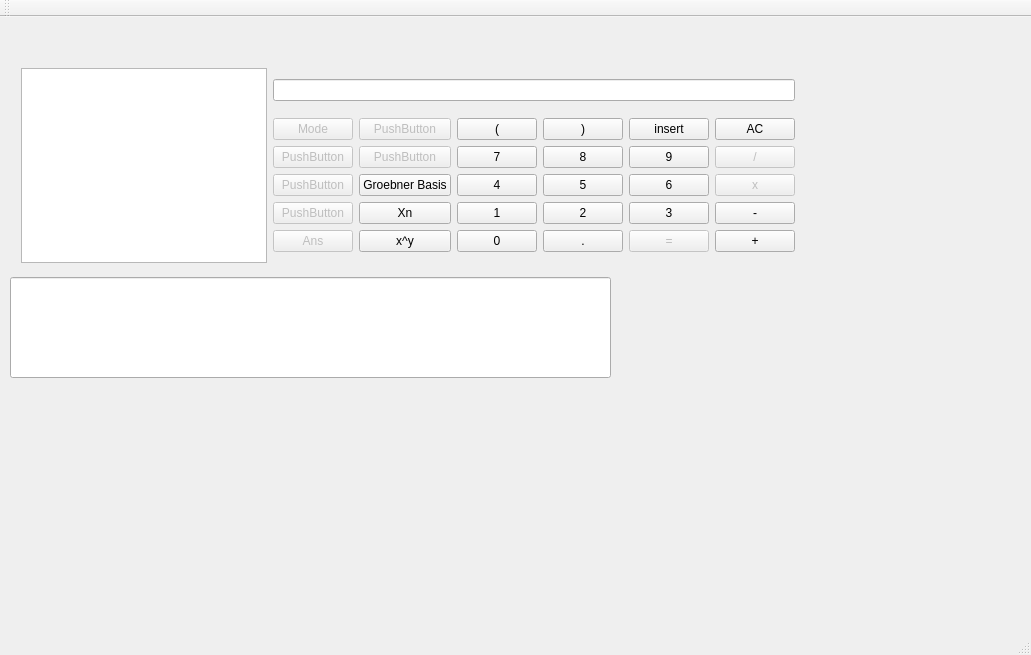
Old version of the form mainwindow.ui in the repository denniswieczorek/sys-g.
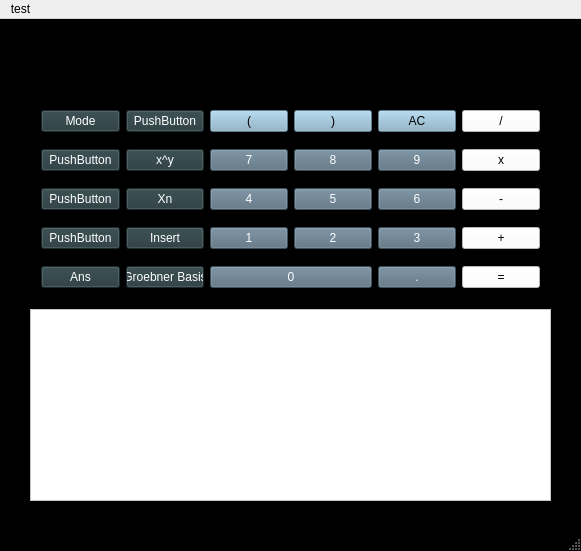
New version of the form.

```diff
--- a/mainwindow.ui
+++ b/mainwindow.ui
@@ -6,302 +6,526 @@
    <rect>
     <x>0</x>
     <y>0</y>
-    <width>1031</width>
-    <height>655</height>
+    <width>581</width>
+    <height>551</height>
    </rect>
   </property>
   <property name="windowTitle">
    <string>MainWindow</string>
   </property>
+  <property name="autoFillBackground">
+   <bool>false</bool>
+  </property>
+  <property name="styleSheet">
+   <string notr="true">QMainWindow {
+	background-color: #000000;
+}</string>
+  </property>
   <widget class="QWidget" name="centralWidget">
-   <widget class="QLineEdit" name="answerEdit">
+   <widget class="QFrame" name="frame_3">
     <property name="geometry">
      <rect>
-      <x>10</x>
-      <y>260</y>
-      <width>601</width>
-      <height>101</height>
+      <x>0</x>
+      <y>0</y>
+      <width>581</width>
+      <height>511</height>
      </rect>
     </property>
-    <property name="dragEnabled">
-     <bool>true</bool>
+    <property name="styleSheet">
+     <string notr="true">QFrame {
+	background-color: #000000;
+}</string>
     </property>
-    <property name="readOnly">
-     <bool>false</bool>
+    <property name="frameShape">
+     <enum>QFrame::StyledPanel</enum>
     </property>
-   </widget>
+    <property name="frameShadow">
+     <enum>QFrame::Raised</enum>
+    </property>
    <widget class="QWidget" name="layoutWidget">
     <property name="geometry">
      <rect>
-      <x>10</x>
-      <y>40</y>
-      <width>796</width>
-      <height>217</height>
-     </rect>
-    </property>
-    <layout class="QHBoxLayout" name="horizontalLayout">
-     <item>
-      <widget class="QListView" name="polyList"/>
-     </item>
-     <item>
-      <layout class="QVBoxLayout" name="verticalLayout">
-       <item>
-        <widget class="QLineEdit" name="polyEdit">
-         <property name="clearButtonEnabled">
-          <bool>false</bool>
-         </property>
-        </widget>
-       </item>
-       <item>
+       <x>30</x>
+       <y>10</y>
+       <width>521</width>
+       <height>281</height>
+      </rect>
+     </property>
         <layout class="QGridLayout" name="gridLayout_2">
-         <item row="1" column="1">
-          <widget class="QPushButton" name="pushButton_12">
-           <property name="enabled">
-            <bool>false</bool>
+      <item row="5" column="2" colspan="2">
+       <widget class="QPushButton" name="number0Button">
+        <property name="styleSheet">
+         <string notr="true">QPushButton {
+	background-color: #566D7E;
+	color: #ffffff;
+}</string>
            </property>
            <property name="text">
-            <string>PushButton</string>
+         <string>0</string>
            </property>
           </widget>
          </item>
-         <item row="1" column="2">
+      <item row="2" column="2">
           <widget class="QPushButton" name="number7Button">
+        <property name="styleSheet">
+         <string notr="true">QPushButton {
+	background-color: #566D7E;
+	color: #ffffff;
+}</string>
+        </property>
            <property name="text">
             <string>7</string>
            </property>
           </widget>
          </item>
-         <item row="2" column="1">
-          <widget class="QPushButton" name="calculate">
-           <property name="text">
-            <string>Groebner Basis</string>
-           </property>
-          </widget>
-         </item>
-         <item row="0" column="5">
-          <widget class="QPushButton" name="ACbutton">
-           <property name="text">
-            <string>AC</string>
-           </property>
-          </widget>
-         </item>
-         <item row="2" column="5">
-          <widget class="QPushButton" name="multiplyButton">
-           <property name="enabled">
-            <bool>false</bool>
-           </property>
-           <property name="text">
-            <string>x</string>
-           </property>
-          </widget>
-         </item>
-         <item row="1" column="0">
-          <widget class="QPushButton" name="pushButton_3">
-           <property name="enabled">
-            <bool>false</bool>
-           </property>
-           <property name="text">
-            <string>PushButton</string>
-           </property>
-          </widget>
-         </item>
-         <item row="1" column="3">
-          <widget class="QPushButton" name="number8Button">
-           <property name="text">
-            <string>8</string>
-           </property>
-          </widget>
-         </item>
-         <item row="2" column="4">
+      <item row="3" column="4">
           <widget class="QPushButton" name="number6Button">
+        <property name="styleSheet">
+         <string notr="true">QPushButton {
+	background-color: #566D7E;
+	color: #ffffff;
+}</string>
+        </property>
            <property name="text">
             <string>6</string>
            </property>
           </widget>
          </item>
-         <item row="4" column="1">
-          <widget class="QPushButton" name="exponentButton">
-           <property name="accessibleDescription">
-            <string/>
-           </property>
-           <property name="text">
-            <string>x^y</string>
-           </property>
-          </widget>
-         </item>
-         <item row="0" column="0">
-          <widget class="QPushButton" name="pushButton_4">
+      <item row="4" column="0">
+       <widget class="QPushButton" name="pushButton_5">
            <property name="enabled">
-            <bool>false</bool>
-           </property>
-           <property name="text">
-            <string>Mode</string>
-           </property>
-          </widget>
-         </item>
-         <item row="3" column="1">
-          <widget class="QPushButton" name="variableButton">
+         <bool>true</bool>
+        </property>
+        <property name="styleSheet">
+         <string notr="true">QPushButton {
+	background-color: #25383C;
+	color: #ffffff;
+}</string>
+        </property>
            <property name="text">
-            <string>Xn</string>
+         <string>PushButton</string>
            </property>
           </widget>
          </item>
-         <item row="2" column="0">
-          <widget class="QPushButton" name="pushButton_6">
+      <item row="1" column="1">
+       <widget class="QPushButton" name="pushButton_80">
            <property name="enabled">
-            <bool>false</bool>
-           </property>
-           <property name="text">
-            <string>PushButton</string>
-           </property>
-          </widget>
-         </item>
-         <item row="3" column="4">
-          <widget class="QPushButton" name="number3Button">
+         <bool>true</bool>
+        </property>
+        <property name="styleSheet">
+         <string notr="true">QPushButton {
+	background-color: #25383C;
+	color: #ffffff;
+}</string>
+        </property>
            <property name="text">
-            <string>3</string>
-           </property>
-          </widget>
-         </item>
-         <item row="2" column="3">
-          <widget class="QPushButton" name="number5Button">
-           <property name="text">
-            <string>5</string>
+         <string>PushButton</string>
            </property>
           </widget>
          </item>
          <item row="1" column="5">
           <widget class="QPushButton" name="divideButton">
            <property name="enabled">
-            <bool>false</bool>
+         <bool>true</bool>
+        </property>
+        <property name="styleSheet">
+         <string notr="true">QPushButton {
+	background-color: #FFFFFF
+}</string>
            </property>
            <property name="text">
             <string>/</string>
            </property>
           </widget>
          </item>
-         <item row="4" column="2">
-          <widget class="QPushButton" name="number0Button">
+      <item row="1" column="3">
+       <widget class="QPushButton" name="rightBracketButton">
+        <property name="styleSheet">
+         <string notr="true">QPushButton {
+	background-color: #87AFC7
+}</string>
+        </property>
            <property name="text">
-            <string>0</string>
+         <string>)</string>
            </property>
           </widget>
          </item>
-         <item row="3" column="5">
-          <widget class="QPushButton" name="minusButton">
+      <item row="2" column="4">
+       <widget class="QPushButton" name="number9Button">
+        <property name="styleSheet">
+         <string notr="true">QPushButton {
+	background-color: #566D7E;
+	color: #ffffff;
+}</string>
+        </property>
            <property name="text">
-            <string>-</string>
+         <string>9</string>
            </property>
           </widget>
          </item>
-         <item row="2" column="2">
+      <item row="1" column="0">
+       <widget class="QPushButton" name="pushButton_4">
+        <property name="enabled">
+         <bool>true</bool>
+        </property>
+        <property name="styleSheet">
+         <string notr="true">QPushButton {
+	background-color: #25383C;
+	color: #ffffff;
+}</string>
+        </property>
+        <property name="text">
+         <string>Mode</string>
+        </property>
+       </widget>
+      </item>
+      <item row="3" column="2">
           <widget class="QPushButton" name="number4Button">
+        <property name="styleSheet">
+         <string notr="true">QPushButton {
+	background-color: #566D7E;
+	color: #ffffff;
+}</string>
+        </property>
            <property name="text">
             <string>4</string>
            </property>
           </widget>
          </item>
-         <item row="4" column="0">
+      <item row="3" column="0">
+       <widget class="QPushButton" name="pushButton_6">
+        <property name="enabled">
+         <bool>true</bool>
+        </property>
+        <property name="styleSheet">
+         <string notr="true">QPushButton {
+	background-color: #25383C;
+	color: #ffffff;
+}</string>
+        </property>
+        <property name="text">
+         <string>PushButton</string>
+        </property>
+       </widget>
+      </item>
+      <item row="1" column="4">
+       <widget class="QPushButton" name="ACbutton">
+        <property name="styleSheet">
+         <string notr="true">QPushButton {
+	background-color: #87AFC7
+}</string>
+        </property>
+        <property name="text">
+         <string>AC</string>
+        </property>
+       </widget>
+      </item>
+      <item row="4" column="5">
+       <widget class="QPushButton" name="plusButton">
+        <property name="styleSheet">
+         <string notr="true">QPushButton {
+	background-color: #FFFFFF
+}</string>
+        </property>
+        <property name="text">
+         <string>+</string>
+        </property>
+       </widget>
+      </item>
+      <item row="4" column="2">
+       <widget class="QPushButton" name="number1Button">
+        <property name="styleSheet">
+         <string notr="true">QPushButton {
+	background-color: #566D7E;
+	color: #ffffff;
+}</string>
+        </property>
+        <property name="text">
+         <string>1</string>
+        </property>
+       </widget>
+      </item>
+      <item row="3" column="3">
+       <widget class="QPushButton" name="number5Button">
+        <property name="styleSheet">
+         <string notr="true">QPushButton {
+	background-color: #566D7E;
+	color: #ffffff;
+}</string>
+        </property>
+        <property name="text">
+         <string>5</string>
+        </property>
+       </widget>
+      </item>
+      <item row="5" column="0">
           <widget class="QPushButton" name="pushButton_2">
            <property name="enabled">
-            <bool>false</bool>
+         <bool>true</bool>
+        </property>
+        <property name="styleSheet">
+         <string notr="true">QPushButton {
+	background-color: #25383C;
+	color: #ffffff;
+}</string>
            </property>
            <property name="text">
             <string>Ans</string>
            </property>
           </widget>
          </item>
-         <item row="4" column="3">
+      <item row="0" column="0" colspan="6">
+       <widget class="QLineEdit" name="polyEdit">
+        <property name="font">
+         <font>
+          <pointsize>26</pointsize>
+         </font>
+        </property>
+        <property name="layoutDirection">
+         <enum>Qt::RightToLeft</enum>
+        </property>
+        <property name="styleSheet">
+         <string notr="true">QLineEdit {
+	color: #ffffff;
+	background-color: #000000;
+	border: none;
+}</string>
+        </property>
+        <property name="alignment">
+         <set>Qt::AlignRight|Qt::AlignTrailing|Qt::AlignVCenter</set>
+        </property>
+        <property name="clearButtonEnabled">
+         <bool>false</bool>
+        </property>
+       </widget>
+      </item>
+      <item row="5" column="4">
           <widget class="QPushButton" name="decimalButton">
+        <property name="styleSheet">
+         <string notr="true">QPushButton {
+	background-color: #566D7E;
+	color: #ffffff;
+}</string>
+        </property>
            <property name="text">
             <string>.</string>
            </property>
           </widget>
          </item>
-         <item row="3" column="2">
-          <widget class="QPushButton" name="number1Button">
-           <property name="text">
-            <string>1</string>
-           </property>
-          </widget>
-         </item>
-         <item row="4" column="4">
-          <widget class="QPushButton" name="equalsButton">
-           <property name="enabled">
-            <bool>false</bool>
-           </property>
-           <property name="text">
-            <string>=</string>
-           </property>
-          </widget>
-         </item>
-         <item row="3" column="3">
+      <item row="4" column="3">
           <widget class="QPushButton" name="number2Button">
+        <property name="styleSheet">
+         <string notr="true">QPushButton {
+	background-color: #566D7E;
+	color: #ffffff;
+}</string>
+        </property>
            <property name="text">
             <string>2</string>
            </property>
           </widget>
          </item>
-         <item row="1" column="4">
-          <widget class="QPushButton" name="number9Button">
-           <property name="text">
-            <string>9</string>
-           </property>
-          </widget>
-         </item>
-         <item row="0" column="1">
-          <widget class="QPushButton" name="pushButton_80">
+      <item row="2" column="5">
+       <widget class="QPushButton" name="multiplyButton">
            <property name="enabled">
-            <bool>false</bool>
+         <bool>true</bool>
+        </property>
+        <property name="styleSheet">
+         <string notr="true">QPushButton {
+	background-color: #FFFFFF
+}</string>
            </property>
            <property name="text">
-            <string>PushButton</string>
+         <string>x</string>
            </property>
           </widget>
          </item>
-         <item row="0" column="2">
+      <item row="1" column="2">
           <widget class="QPushButton" name="leftBracketButton">
+        <property name="styleSheet">
+         <string notr="true">QPushButton {
+	background-color: #87AFC7
+}</string>
+        </property>
            <property name="text">
             <string>(</string>
            </property>
           </widget>
          </item>
-         <item row="3" column="0">
-          <widget class="QPushButton" name="pushButton_5">
+      <item row="5" column="5">
+       <widget class="QPushButton" name="equalsButton">
            <property name="enabled">
-            <bool>false</bool>
+         <bool>true</bool>
+        </property>
+        <property name="focusPolicy">
+         <enum>Qt::WheelFocus</enum>
+        </property>
+        <property name="styleSheet">
+         <string notr="true">QPushButton {
+	background-color: #FFFFFF;
+}</string>
+        </property>
+        <property name="text">
+         <string>=</string>
+        </property>
+       </widget>
+      </item>
+      <item row="2" column="3">
+       <widget class="QPushButton" name="number8Button">
+        <property name="styleSheet">
+         <string notr="true">QPushButton {
+	background-color: #566D7E;
+	color: #ffffff;
+}</string>
+        </property>
+        <property name="text">
+         <string>8</string>
+        </property>
+       </widget>
+      </item>
+      <item row="2" column="0">
+       <widget class="QPushButton" name="pushButton_3">
+        <property name="enabled">
+         <bool>true</bool>
+        </property>
+        <property name="styleSheet">
+         <string notr="true">QPushButton {
+	background-color: #25383C;
+	color: #ffffff;
+}</string>
            </property>
            <property name="text">
             <string>PushButton</string>
            </property>
           </widget>
          </item>
-         <item row="4" column="5">
-          <widget class="QPushButton" name="plusButton">
+      <item row="4" column="4">
+       <widget class="QPushButton" name="number3Button">
+        <property name="styleSheet">
+         <string notr="true">QPushButton {
+	background-color: #566D7E;
+	color: #ffffff;
+}</string>
+        </property>
            <property name="text">
-            <string>+</string>
+         <string>3</string>
            </property>
           </widget>
          </item>
-         <item row="0" column="4">
+      <item row="3" column="5">
+       <widget class="QPushButton" name="minusButton">
+        <property name="styleSheet">
+         <string notr="true">QPushButton {
+	background-color: #FFFFFF
+}</string>
+        </property>
+        <property name="text">
+         <string>-</string>
+        </property>
+       </widget>
+      </item>
+      <item row="3" column="1">
+       <widget class="QPushButton" name="variableButton">
+        <property name="enabled">
+         <bool>true</bool>
+        </property>
+        <property name="styleSheet">
+         <string notr="true">QPushButton {
+	background-color: #25383C;
+	color: #ffffff;
+}</string>
+        </property>
+        <property name="text">
+         <string>Xn</string>
+        </property>
+       </widget>
+      </item>
+      <item row="5" column="1">
+       <widget class="QPushButton" name="calculate">
+        <property name="enabled">
+         <bool>true</bool>
+        </property>
+        <property name="styleSheet">
+         <string notr="true">QPushButton {
+	background-color: #25383C;
+	color: #ffffff;
+}</string>
+        </property>
+        <property name="text">
+         <string>Groebner Basis</string>
+        </property>
+       </widget>
+      </item>
+      <item row="2" column="1">
+       <widget class="QPushButton" name="exponentButton">
+        <property name="enabled">
+         <bool>true</bool>
+        </property>
+        <property name="accessibleDescription">
+         <string/>
+        </property>
+        <property name="styleSheet">
+         <string notr="true">QPushButton {
+	background-color: #25383C;
+	color: #ffffff;
+}</string>
+        </property>
+        <property name="text">
+         <string>x^y</string>
+        </property>
+       </widget>
+      </item>
+      <item row="4" column="1">
           <widget class="QPushButton" name="addPolyButton">
-           <property name="text">
-            <string>insert</string>
-           </property>
-          </widget>
-         </item>
-         <item row="0" column="3">
-          <widget class="QPushButton" name="rightBracketButton">
+        <property name="enabled">
+         <bool>true</bool>
+        </property>
+        <property name="styleSheet">
+         <string notr="true">QPushButton {
+	background-color: #25383C;
+	color: #ffffff;
+}</string>
+        </property>
            <property name="text">
-            <string>)</string>
+         <string>Insert</string>
            </property>
           </widget>
          </item>
         </layout>
-       </item>
-      </layout>
-     </item>
-    </layout>
+    </widget>
+    <widget class="QListView" name="polyList">
+     <property name="geometry">
+      <rect>
+       <x>30</x>
+       <y>290</y>
+       <width>521</width>
+       <height>192</height>
+      </rect>
+     </property>
+     <property name="font">
+      <font>
+       <pointsize>18</pointsize>
+      </font>
+     </property>
+     <property name="layoutDirection">
+      <enum>Qt::LeftToRight</enum>
+     </property>
+     <property name="styleSheet">
+      <string notr="true">QListView {
+	background-color: #ffffff;
+}
+</string>
+     </property>
+     <property name="alternatingRowColors">
+      <bool>false</bool>
+     </property>
+     <property name="isWrapping" stdset="0">
+      <bool>false</bool>
+     </property>
+     <property name="selectionRectVisible">
+      <bool>false</bool>
+     </property>
+    </widget>
    </widget>
   </widget>
   <widget class="QMenuBar" name="menuBar">
@@ -309,18 +533,16 @@
     <rect>
      <x>0</x>
      <y>0</y>
-     <width>1031</width>
-     <height>22</height>
+     <width>581</width>
+     <height>21</height>
     </rect>
    </property>
-  </widget>
-  <widget class="QToolBar" name="mainToolBar">
-   <attribute name="toolBarArea">
-    <enum>TopToolBarArea</enum>
-   </attribute>
-   <attribute name="toolBarBreak">
-    <bool>false</bool>
-   </attribute>
+   <widget class="QMenu" name="menutest">
+    <property name="title">
+     <string>test</string>
+    </property>
+   </widget>
+   <addaction name="menutest"/>
   </widget>
   <widget class="QStatusBar" name="statusBar"/>
  </widget>
```
Left out of the diff: 3 changed lines with no effect on the pictures. Lines whose indentation alone changed are shown as unchanged.
